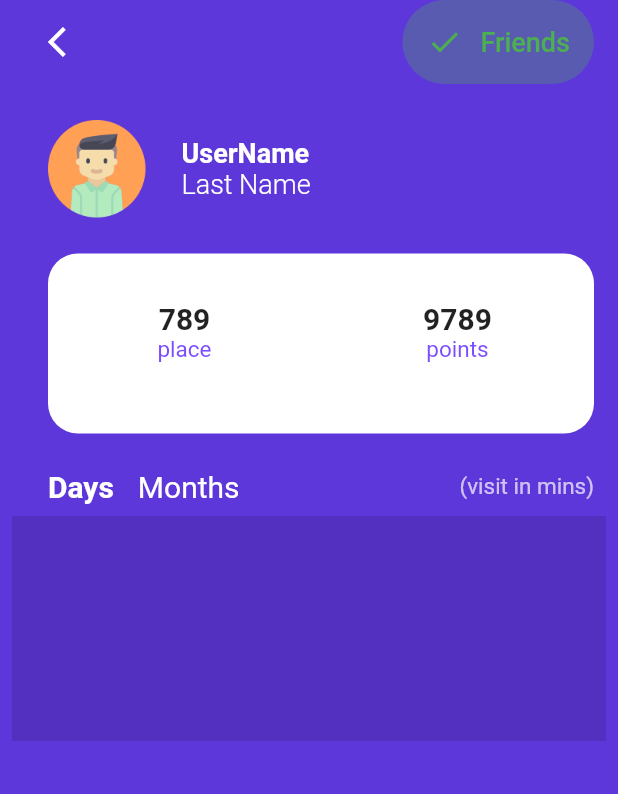
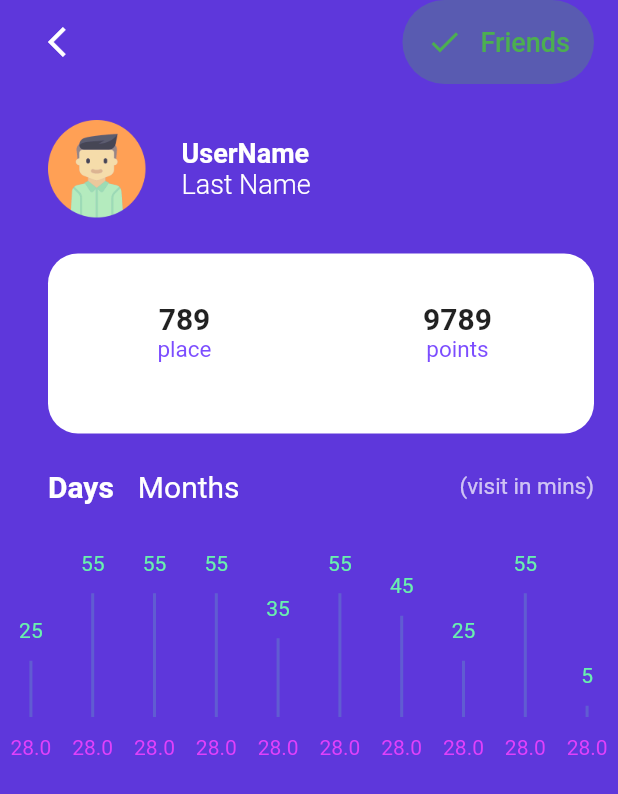
Before and after one commit to OpsonDuran/fitnessapp, a Flutter app: the screen it shows after launch, on a phone screen of 412 x 824 dp. Shown: the top 794 px of the screen. Run offline on Flutter 3.47's test engine with Material 2 defaults, Android fonts, the phone set to English and light mode, and no system bars.

Commit message:
add grap widget and new widgets

```diff
--- a/lib/ui/home_page.dart
+++ b/lib/ui/home_page.dart
@@ -46,7 +46,7 @@ class HomePage extends StatelessWidget {
         children: <Widget>[
           userWidget(),
           pointsWidget(),
-          chartWidget(),
+          graphWidget(),
           friendsWidget()
         ],
       ),
@@ -96,14 +96,12 @@ class HomePage extends StatelessWidget {
 
   Widget pointsWidget() {
     return Padding(
-      padding: const EdgeInsets.only(left: 32.0, top: 24.0,right: 16),
+      padding: const EdgeInsets.only(left: 32.0, top: 24.0, right: 16),
       child: Container(
         width: double.infinity,
         height: 120.0,
         decoration: BoxDecoration(
-          borderRadius: BorderRadius.circular(20.0),
-          color: Colors.white
-        ),
+            borderRadius: BorderRadius.circular(20.0), color: Colors.white),
         child: Row(
           children: <Widget>[
             Expanded(
@@ -111,8 +109,14 @@ class HomePage extends StatelessWidget {
                 padding: const EdgeInsets.all(32.0),
                 child: Column(
                   children: <Widget>[
-                    Text("789",style: TextStyle(fontSize: 20.0,fontWeight: FontWeight.bold)),
-                    Text("place",style: TextStyle(fontSize: 15.0,color: Colors.deepPurpleAccent),)
+                    Text("789",
+                        style: TextStyle(
+                            fontSize: 20.0, fontWeight: FontWeight.bold)),
+                    Text(
+                      "place",
+                      style: TextStyle(
+                          fontSize: 15.0, color: Colors.deepPurpleAccent),
+                    )
                   ],
                 ),
               ),
@@ -122,8 +126,14 @@ class HomePage extends StatelessWidget {
                 padding: const EdgeInsets.all(32.0),
                 child: Column(
                   children: <Widget>[
-                    Text("9789",style: TextStyle(fontSize: 20.0,fontWeight: FontWeight.bold),),
-                    Text("points",style: TextStyle(fontSize: 15.0,color: Colors.deepPurpleAccent))
+                    Text(
+                      "9789",
+                      style: TextStyle(
+                          fontSize: 20.0, fontWeight: FontWeight.bold),
+                    ),
+                    Text("points",
+                        style: TextStyle(
+                            fontSize: 15.0, color: Colors.deepPurpleAccent))
                   ],
                 ),
               ),
@@ -134,7 +144,7 @@ class HomePage extends StatelessWidget {
     );
   }
 
-  Widget chartWidget() {
+  Widget graphWidget() {
     return Column(
       children: <Widget>[
         Padding(
@@ -142,19 +152,45 @@ class HomePage extends StatelessWidget {
           child: Row(
             mainAxisSize: MainAxisSize.max,
             children: <Widget>[
-              Text("Days",style: TextStyle(color: Colors.white,fontSize: 20.0,fontWeight: FontWeight.bold),),
-              SizedBox(width: 16.0,),
-              Text("Months",style: TextStyle(color: Colors.white,fontSize: 20.0)),
-              Expanded(child: Text("(visit in mins)",textAlign:TextAlign.end,style: TextStyle(color: Colors.white.withOpacity(0.7),fontSize: 15.0)))
+              Text(
+                "Days",
+                style: TextStyle(
+                    color: Colors.white,
+                    fontSize: 20.0,
+                    fontWeight: FontWeight.bold),
+              ),
+              SizedBox(
+                width: 16.0,
+              ),
+              Text("Months",
+                  style: TextStyle(color: Colors.white, fontSize: 20.0)),
+              Expanded(
+                  child: Text("(visit in mins)",
+                      textAlign: TextAlign.end,
+                      style: TextStyle(
+                          color: Colors.white.withOpacity(0.7),
+                          fontSize: 15.0)))
             ],
           ),
         ),
-        Padding(
-          padding: const EdgeInsets.all(8.0),
-          child: Container(
-            width: double.infinity,
-            height: 150.0,
-            color: Colors.black12,
+        SizedBox(height: 24.0),
+        Container(
+          width: double.infinity,
+          height: 150.0,
+          child: Row(
+            mainAxisAlignment: MainAxisAlignment.spaceAround,
+            children: <Widget>[
+              dayItem("28.0", 25),
+              dayItem("28.0", 55),
+              dayItem("28.0", 55),
+              dayItem("28.0", 55),
+              dayItem("28.0", 35),
+              dayItem("28.0", 55),
+              dayItem("28.0", 45),
+              dayItem("28.0", 25),
+              dayItem("28.0", 55),
+              dayItem("28.0", 5),
+            ],
           ),
         )
       ],
@@ -165,3 +201,32 @@ class HomePage extends StatelessWidget {
     return Container();
   }
 }
+
+Widget dayItem(String day, int value) {
+  var barHeight = 150.0 * value / 100.0;
+  var offsetY = 150.0 - barHeight - 60.0;
+  return Column(
+    children: <Widget>[
+      SizedBox(height: offsetY),
+      Text(
+        value.toString(),
+        style: TextStyle(color: Colors.greenAccent),
+      ),
+      SizedBox(
+        height: 12.0,
+      ),
+      Container(
+        width: 2.0,
+        height: barHeight,
+        color: Colors.greenAccent.withOpacity(0.2),
+      ),
+      SizedBox(
+        height: 12.0,
+      ),
+      Text(day,
+          style: TextStyle(
+            color: Colors.purpleAccent,
+          ))
+    ],
+  );
+}
```
